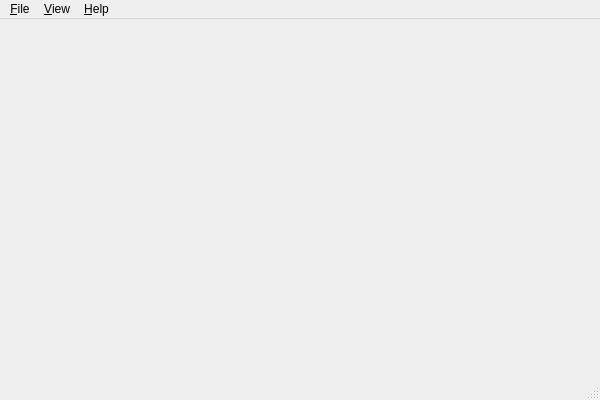
The window that lumberjack/mainwindow.ui (SchrodingersGat/lumberjack) describes before a commit, drawn with Qt 5.
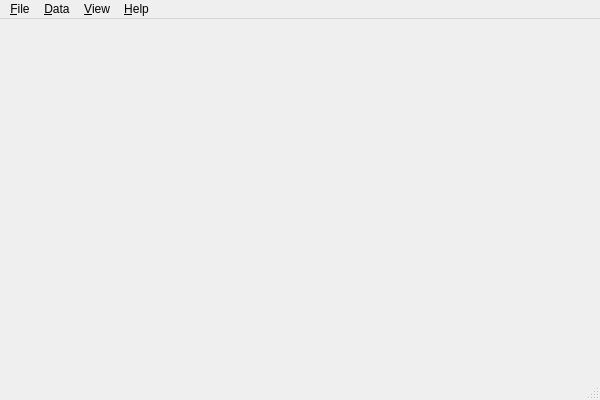
The same window after the commit.

Commit message: Skeleton for importing data from a file

The edit to the form file:
```diff
--- a/lumberjack/mainwindow.ui
+++ b/lumberjack/mainwindow.ui
@@ -50,7 +50,14 @@
     <addaction name="action_Timeline"/>
     <addaction name="action_Statistics"/>
    </widget>
+   <widget class="QMenu" name="menu_Data">
+    <property name="title">
+     <string>&amp;Data</string>
+    </property>
+    <addaction name="action_Import_Data"/>
+   </widget>
    <addaction name="menu_File"/>
+   <addaction name="menu_Data"/>
    <addaction name="menu_View"/>
    <addaction name="menu_About"/>
   </widget>
```
Left out of the diff: 5 changed lines with no effect on the pictures. The commit also changes 11 other files.
